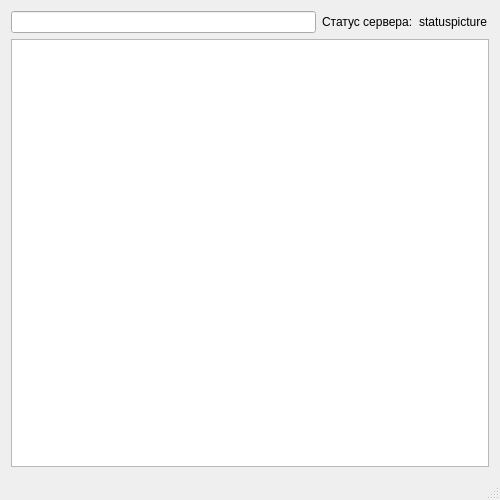
First picture: the form in mainwindow.ui, repository DeyMass/monitor, before the edit.
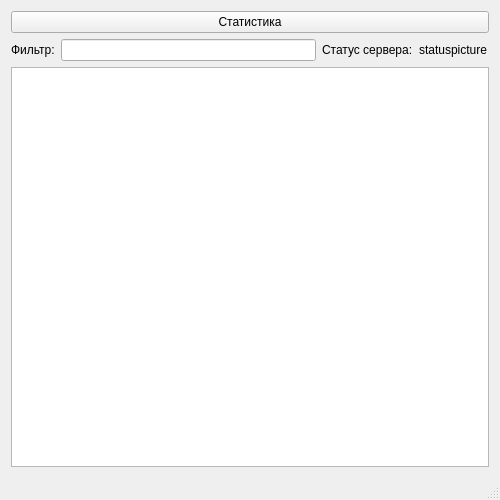
Second picture: the form after the edit.

Diff of the .ui file:
```diff
--- a/mainwindow.ui
+++ b/mainwindow.ui
@@ -27,8 +27,15 @@
     </size>
    </property>
    <layout class="QGridLayout" name="gridLayout">
-    <item row="0" column="0">
+    <item row="1" column="1">
      <layout class="QHBoxLayout" name="horizontalLayout">
+      <item>
+       <widget class="QLabel" name="label">
+        <property name="text">
+         <string>Фильтр:</string>
+        </property>
+       </widget>
+      </item>
       <item>
        <widget class="QLineEdit" name="lineEdit"/>
       </item>
@@ -60,12 +67,12 @@
       </item>
      </layout>
     </item>
-    <item row="1" column="0">
+    <item row="2" column="1">
      <widget class="QTableWidget" name="mainTable">
       <property name="minimumSize">
        <size>
         <width>450</width>
-        <height>425</height>
+        <height>393</height>
        </size>
       </property>
       <property name="verticalScrollBarPolicy">
@@ -78,7 +85,7 @@
        <bool>false</bool>
       </property>
       <attribute name="horizontalHeaderVisible">
-       <bool>true</bool>
+       <bool>false</bool>
       </attribute>
       <attribute name="horizontalHeaderHighlightSections">
        <bool>false</bool>
@@ -94,6 +101,13 @@
       </attribute>
      </widget>
     </item>
+    <item row="0" column="1">
+     <widget class="QPushButton" name="pushButton">
+      <property name="text">
+       <string>Статистика</string>
+      </property>
+     </widget>
+    </item>
    </layout>
   </widget>
   <widget class="QMenuBar" name="menuBar">
```
